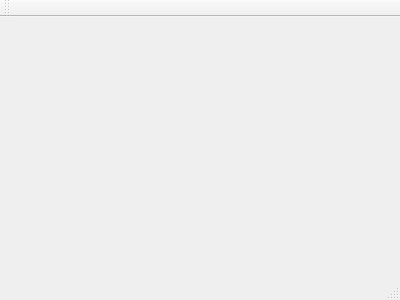
First picture: the form in mainwindow.ui, repository Xiul109/VEEGS, before the edit.
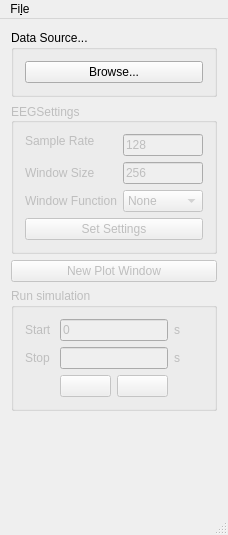
Second picture: the form after the edit. Icons and pictures are not drawn.

Patch:
```diff
--- a/mainwindow.ui
+++ b/mainwindow.ui
@@ -1,24 +1,297 @@
 <ui version="4.0">
  <class>MainWindow</class>
- <widget class="QMainWindow" name="MainWindow" >
-  <property name="geometry" >
+ <widget class="QMainWindow" name="MainWindow">
+  <property name="geometry">
    <rect>
     <x>0</x>
     <y>0</y>
-    <width>400</width>
-    <height>300</height>
+    <width>220</width>
+    <height>535</height>
    </rect>
   </property>
   <property name="windowTitle" >
    <string>MainWindow</string>
   </property>
-  <widget class="QMenuBar" name="menuBar" />
-  <widget class="QToolBar" name="mainToolBar" />
-  <widget class="QWidget" name="centralWidget" />
-  <widget class="QStatusBar" name="statusBar" />
+  <widget class="QWidget" name="centralWidget">
+   <layout class="QVBoxLayout" name="verticalLayout">
+    <item>
+     <widget class="QGroupBox" name="dataSourceBox">
+      <property name="sizePolicy">
+       <sizepolicy hsizetype="Preferred" vsizetype="Fixed">
+        <horstretch>0</horstretch>
+        <verstretch>0</verstretch>
+       </sizepolicy>
+      </property>
+      <property name="title">
+       <string>Data Source...</string>
+      </property>
+      <layout class="QVBoxLayout" name="verticalLayout_2">
+       <item>
+        <widget class="QPushButton" name="browseButton">
+         <property name="text">
+          <string>Browse...</string>
+         </property>
+        </widget>
+       </item>
+      </layout>
+     </widget>
+    </item>
+    <item>
+     <widget class="QGroupBox" name="EEGSettingsBox">
+      <property name="enabled">
+       <bool>false</bool>
+      </property>
+      <property name="sizePolicy">
+       <sizepolicy hsizetype="Preferred" vsizetype="Fixed">
+        <horstretch>0</horstretch>
+        <verstretch>0</verstretch>
+       </sizepolicy>
+      </property>
+      <property name="title">
+       <string>EEGSettings</string>
+      </property>
+      <property name="alignment">
+       <set>Qt::AlignLeading|Qt::AlignLeft|Qt::AlignVCenter</set>
+      </property>
+      <layout class="QFormLayout" name="formLayout">
+       <property name="fieldGrowthPolicy">
+        <enum>QFormLayout::ExpandingFieldsGrow</enum>
+       </property>
+       <item row="0" column="0">
+        <widget class="QLabel" name="label">
+         <property name="sizePolicy">
+          <sizepolicy hsizetype="Minimum" vsizetype="Fixed">
+           <horstretch>0</horstretch>
+           <verstretch>0</verstretch>
+          </sizepolicy>
+         </property>
+         <property name="whatsThis">
+          <string>&lt;html&gt;&lt;head/&gt;&lt;body&gt;&lt;p&gt;The sample rate of the data.&lt;/p&gt;&lt;/body&gt;&lt;/html&gt;</string>
+         </property>
+         <property name="text">
+          <string>Sample Rate</string>
+         </property>
+        </widget>
+       </item>
+       <item row="0" column="1">
+        <widget class="QLineEdit" name="sampleRateInput">
+         <property name="maximumSize">
+          <size>
+           <width>80</width>
+           <height>16777215</height>
+          </size>
+         </property>
+         <property name="text">
+          <string>128</string>
+         </property>
+        </widget>
+       </item>
+       <item row="2" column="0">
+        <widget class="QLabel" name="label_2">
+         <property name="text">
+          <string>Window Size</string>
+         </property>
+        </widget>
+       </item>
+       <item row="2" column="1">
+        <widget class="QLineEdit" name="windowSizeInput">
+         <property name="sizePolicy">
+          <sizepolicy hsizetype="Fixed" vsizetype="Fixed">
+           <horstretch>0</horstretch>
+           <verstretch>0</verstretch>
+          </sizepolicy>
+         </property>
+         <property name="maximumSize">
+          <size>
+           <width>80</width>
+           <height>16777215</height>
+          </size>
+         </property>
+         <property name="text">
+          <string>256</string>
+         </property>
+        </widget>
+       </item>
+       <item row="4" column="0">
+        <widget class="QLabel" name="label_3">
+         <property name="text">
+          <string>Window Function</string>
+         </property>
+        </widget>
+       </item>
+       <item row="4" column="1">
+        <widget class="QComboBox" name="windowFunctionCB">
+         <property name="maximumSize">
+          <size>
+           <width>80</width>
+           <height>16777215</height>
+          </size>
+         </property>
+         <property name="currentIndex">
+          <number>0</number>
+         </property>
+         <item>
+          <property name="text">
+           <string>None</string>
+          </property>
+         </item>
+         <item>
+          <property name="text">
+           <string>Hamming</string>
+          </property>
+         </item>
+        </widget>
+       </item>
+       <item row="6" column="0" colspan="2">
+        <widget class="QPushButton" name="setEEGSettingsButton">
+         <property name="text">
+          <string>Set Settings</string>
+         </property>
+        </widget>
+       </item>
+      </layout>
+     </widget>
+    </item>
+    <item>
+     <widget class="QPushButton" name="newPlotButton">
+      <property name="enabled">
+       <bool>false</bool>
+      </property>
+      <property name="text">
+       <string>New Plot Window</string>
+      </property>
+     </widget>
+    </item>
+    <item>
+     <widget class="QGroupBox" name="runBox">
+      <property name="enabled">
+       <bool>false</bool>
+      </property>
+      <property name="sizePolicy">
+       <sizepolicy hsizetype="Preferred" vsizetype="Fixed">
+        <horstretch>0</horstretch>
+        <verstretch>0</verstretch>
+       </sizepolicy>
+      </property>
+      <property name="title">
+       <string>Run simulation</string>
+      </property>
+      <layout class="QGridLayout" name="gridLayout">
+       <item row="1" column="0">
+        <widget class="QLabel" name="label_6">
+         <property name="text">
+          <string>Stop</string>
+         </property>
+        </widget>
+       </item>
+       <item row="0" column="0">
+        <widget class="QLabel" name="label_4">
+         <property name="text">
+          <string>Start</string>
+         </property>
+        </widget>
+       </item>
+       <item row="0" column="1" colspan="2">
+        <widget class="QLineEdit" name="startInput">
+         <property name="text">
+          <string>0</string>
+         </property>
+        </widget>
+       </item>
+       <item row="1" column="3">
+        <widget class="QLabel" name="label_7">
+         <property name="text">
+          <string>s</string>
+         </property>
+        </widget>
+       </item>
+       <item row="1" column="1" colspan="2">
+        <widget class="QLineEdit" name="stopInput"/>
+       </item>
+       <item row="0" column="3">
+        <widget class="QLabel" name="label_5">
+         <property name="text">
+          <string>s</string>
+         </property>
+        </widget>
+       </item>
+       <item row="3" column="2">
+        <widget class="QPushButton" name="stopButton">
+         <property name="text">
+          <string/>
+         </property>
+         <property name="icon">
+          <iconset>
+           <normaloff>resources/stop.png</normaloff>resources/stop.png</iconset>
+         </property>
+        </widget>
+       </item>
+       <item row="3" column="1">
+        <widget class="QPushButton" name="playButton">
+         <property name="text">
+          <string/>
+         </property>
+         <property name="icon">
+          <iconset>
+           <normaloff>resources/play.png</normaloff>resources/play.png</iconset>
+         </property>
+        </widget>
+       </item>
+      </layout>
+     </widget>
+    </item>
+    <item>
+     <widget class="QLabel" name="feedBackLabel">
+      <property name="sizePolicy">
+       <sizepolicy hsizetype="Minimum" vsizetype="Minimum">
+        <horstretch>0</horstretch>
+        <verstretch>0</verstretch>
+       </sizepolicy>
+      </property>
+      <property name="styleSheet">
+       <string notr="true">color: rgb(115, 210, 22)</string>
+      </property>
+      <property name="text">
+       <string/>
+      </property>
+     </widget>
+    </item>
+   </layout>
+  </widget>
+  <widget class="QMenuBar" name="menuBar">
+   <property name="geometry">
+    <rect>
+     <x>0</x>
+     <y>0</y>
+     <width>220</width>
+     <height>30</height>
+    </rect>
+   </property>
+   <widget class="QMenu" name="menuFile">
+    <property name="title">
+     <string>Fi&amp;le</string>
+    </property>
+    <addaction name="actionBrowse"/>
+    <addaction name="actionNewPlot"/>
+   </widget>
+   <addaction name="menuFile"/>
+  </widget>
+  <widget class="QStatusBar" name="statusBar"/>
+  <action name="actionBrowse">
+   <property name="text">
+    <string>&amp;Browse...</string>
+   </property>
+  </action>
+  <action name="actionNewPlot">
+   <property name="enabled">
+    <bool>false</bool>
+   </property>
+   <property name="text">
+    <string>&amp;New Plot Window</string>
+   </property>
+  </action>
  </widget>
- <layoutDefault spacing="6" margin="11" />
- <pixmapfunction></pixmapfunction>
+ <layoutdefault spacing="6" margin="11"/>
  <resources/>
  <connections/>
 </ui>
```
Left out of the diff: 5 changed lines with no effect on the pictures.
